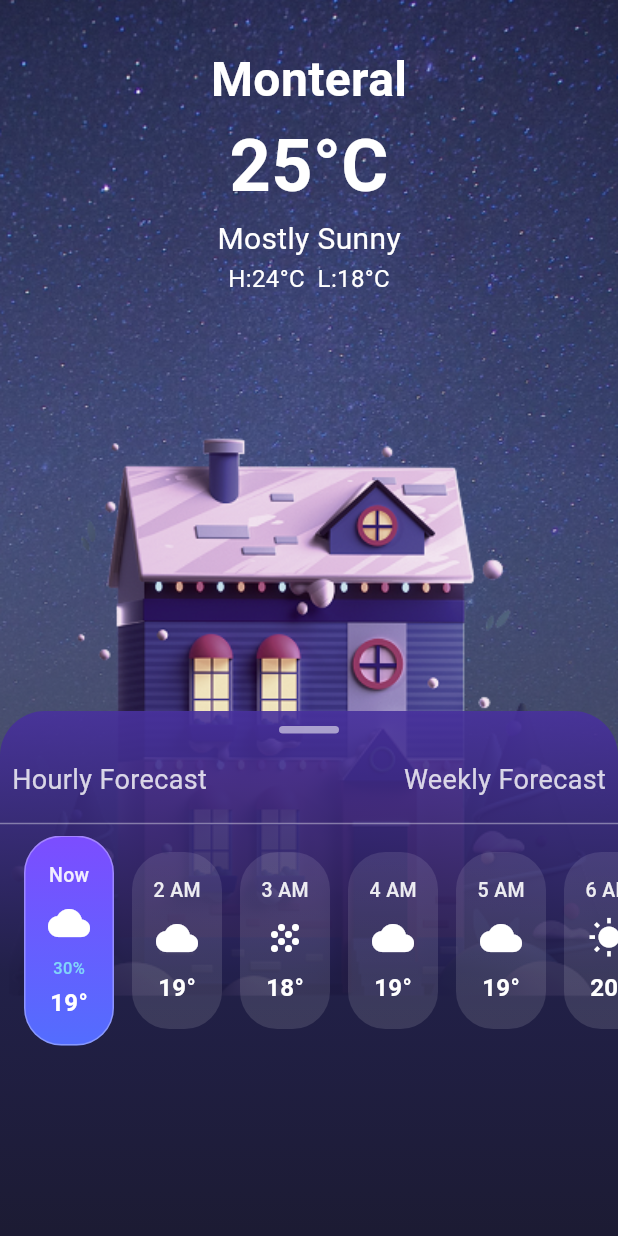
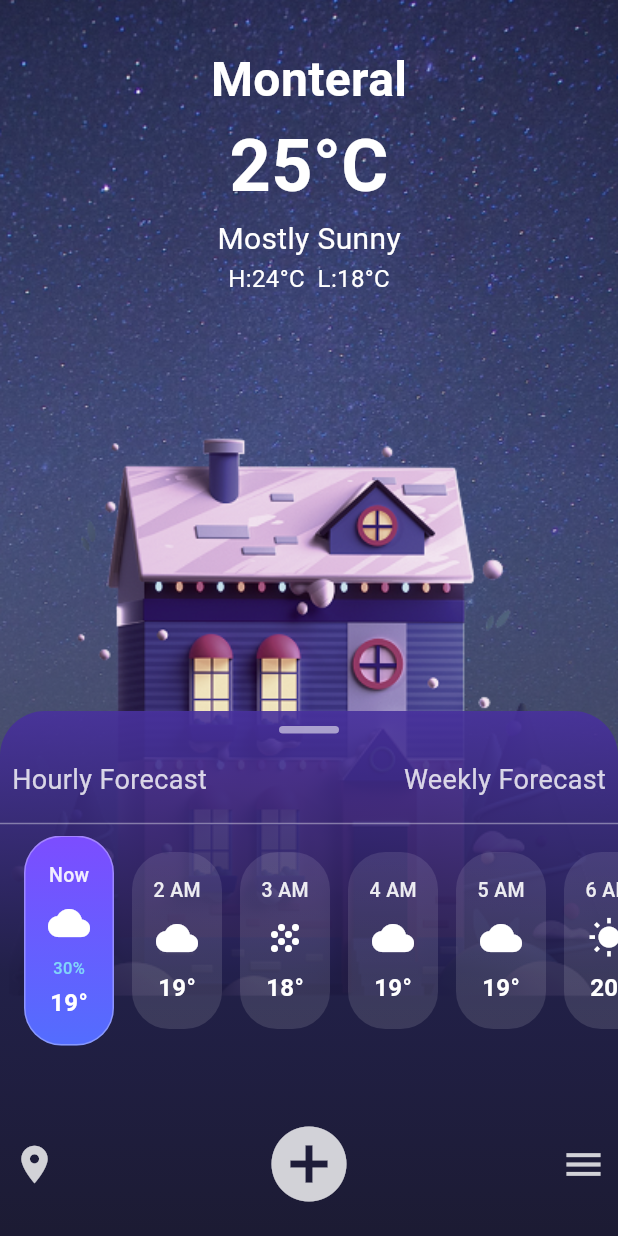
Before and after one commit to Dannansilva/weatherApp2.0, a Flutter app: the screen it shows after launch, on a phone screen of 412 x 824 dp. Run offline on Flutter 3.47's test engine with Material 3 defaults, Android fonts, the phone set to English and light mode, and no system bars.

Commit message:
added styling

```diff
--- a/lib/homepage.dart
+++ b/lib/homepage.dart
@@ -147,6 +147,36 @@ class _HomepageState extends State<Homepage> {
                       ),
                     ],
                   ),
+                  Spacer(),
+
+                  Padding(
+                    padding: const EdgeInsets.all(8.0),
+                    child: Row(
+                      mainAxisAlignment: MainAxisAlignment.spaceBetween,
+                      children: [
+                        // location icon
+                        Icon(
+                          Icons.location_on,
+                          color: Colors.white.withOpacity(0.8),
+                          size: 30,
+                        ),
+                        // add icon
+                        Icon(
+                          Icons.add_circle,
+                          color: Colors.white.withOpacity(0.8),
+                          size: 60,
+                        ),
+
+                        //menu icon
+                        Icon(
+                          Icons.menu,
+                          color: Colors.white.withOpacity(0.8),
+                          size: 30,
+                        ),
+                      ],
+                    ),
+                  ),
+                  SizedBox(height: 10),
                 ],
               ),
             ),
```
